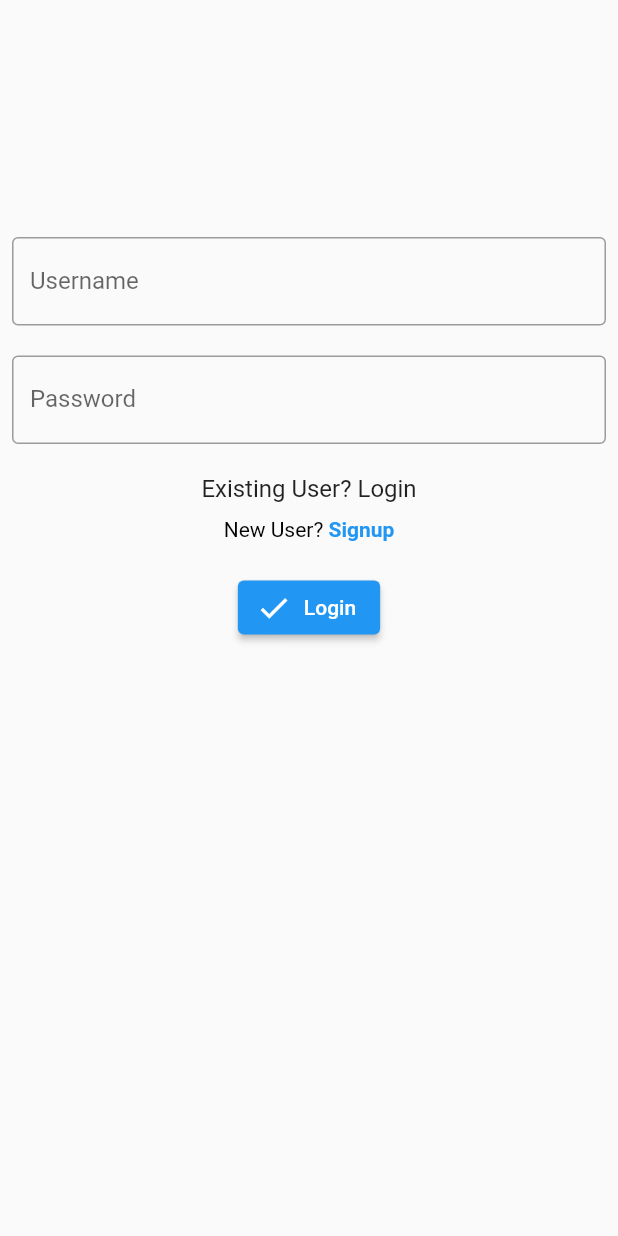
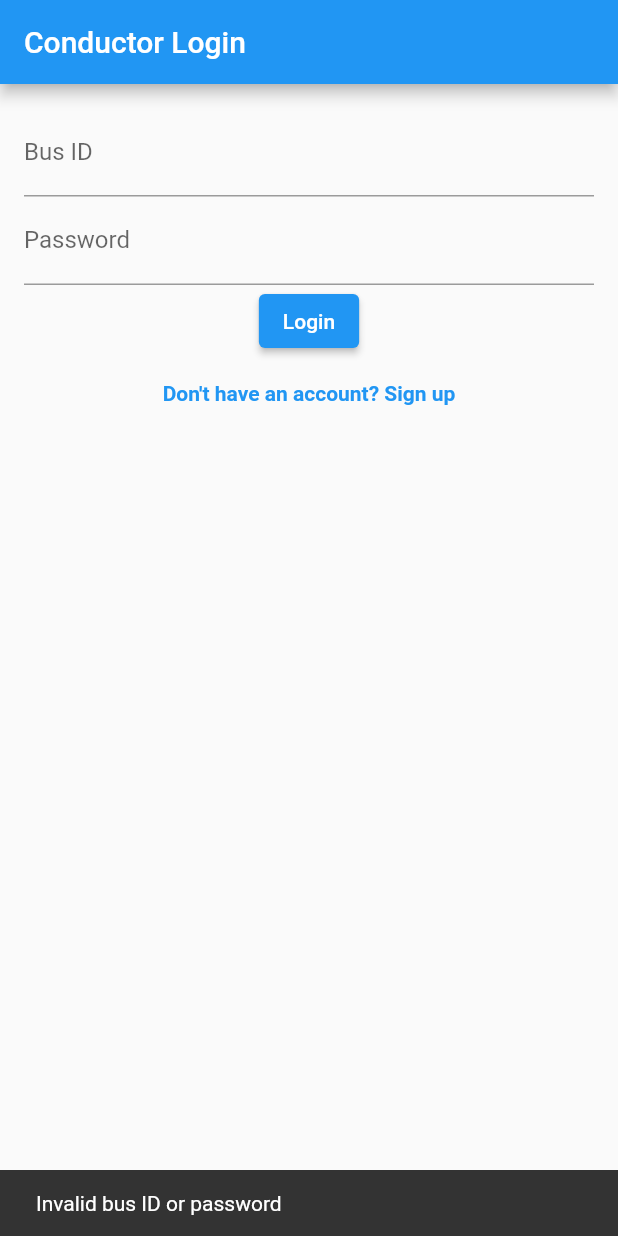
Before and after one commit to martin-francs/bus_t1, a Flutter app: the screen it shows after launch, after a tap on "Conductor", after a tap on "Login", on a phone screen of 412 x 824 dp. Run offline on Flutter 3.47's test engine with Material 2 defaults, Android fonts, the phone set to English and light mode, and no system bars; our stand-ins replace cloud_firestore, firebase_auth, firebase_core, fluttertoast, get and 2 more; missing offline and left inert: dart:ffi, qrscan, razorpay_flutter; accounts and stored records are empty.

Commit message:
conductor login and shared pref ready

```diff
--- a/lib/screens/loginsignup/login_conductor.dart
+++ b/lib/screens/loginsignup/login_conductor.dart
@@ -1,104 +1,115 @@
+//import 'package:busti007/screens/singup_conductor.dart';
 import 'package:bus_t/screens/loginsignup/singup_conductor.dart';
 import 'package:flutter/material.dart';
+import 'package:cloud_firestore/cloud_firestore.dart';
+import 'package:shared_preferences/shared_preferences.dart';
+
+import '../conductor/c_home.dart';
+
+//import 'c_home.dart';
 
 class LoginScreen2 extends StatelessWidget {
-  LoginScreen2({Key? key}) : super(key: key);
+  final TextEditingController busIDController = TextEditingController();
+  final TextEditingController passwordController = TextEditingController();
+  Future<void> _storeDocumentIdInSharedPreferences(String documentId) async {
+    final SharedPreferences prefs = await SharedPreferences.getInstance();
+    prefs.setString('busno', documentId);
+  }
+  void login(BuildContext context) async {
+    try {
+      String busID = busIDController.text;
+      String password = passwordController.text;
 
-  final _usernameController = TextEditingController();
-  final _passwordController = TextEditingController();
+      // Check if the provided bus ID exists in Firestore
+      QuerySnapshot<Map<String, dynamic>> querySnapshot = await FirebaseFirestore.instance
+          .collection('conductors')
+          .where('busID', isEqualTo: busID)
+          .get();
+
+      if (querySnapshot.docs.isEmpty) {
+        ScaffoldMessenger.of(context).showSnackBar(
+          SnackBar(
+            content: Text('Invalid bus ID or password'),
+          ),
+        );
+        return;
+      }
+
+      // Get the first document from the query result
+      DocumentSnapshot<Map<String, dynamic>> documentSnapshot = querySnapshot.docs.first;
+
+      // Verify the password
+      String storedPassword = documentSnapshot.get('password');
+      if (password != storedPassword) {
+        ScaffoldMessenger.of(context).showSnackBar(
+          SnackBar(
+            content: Text('Invalid bus ID or password'),
+          ),
+        );
+        return;
+      }
+       final busno = busID;
+       _storeDocumentIdInSharedPreferences(busno);
+      // Login successful
+      // Perform additional actions if needed
+
+      Navigator.pushReplacement(
+        context,
+        MaterialPageRoute(builder: (context) => ConductorHomePage()),
+      );
+    } catch (error) {
+      ScaffoldMessenger.of(context).showSnackBar(
+        SnackBar(
+          content: Text('Login failed: ${error.toString()}'),
+        ),
+      );
+    }
+  }
 
   @override
   Widget build(BuildContext context) {
     return Scaffold(
-      body: SafeArea(
-        child: Padding(
-          padding: const EdgeInsets.all(8.0),
+      appBar: AppBar(
+        title: Text('Conductor Login'),
+      ),
+      body: Padding(
+        padding: const EdgeInsets.all(16.0),
         child: Column(
           children: [
-              const SizedBox(
-                height: 150,
+            TextField(
+              controller: busIDController,
+              decoration: InputDecoration(labelText: 'Bus ID'),
             ),
-              TextFormField(
-                controller: _usernameController,
-                decoration: const InputDecoration(
-                  labelText: 'Username',
-                  border: OutlineInputBorder(),
+            TextField(
+              controller: passwordController,
+              decoration: InputDecoration(labelText: 'Password'),
+              obscureText: true,
             ),
-              ), //text field for username
-              const SizedBox(
-                height: 20,
+            ElevatedButton(
+              onPressed: () {
+                login(context);
+              },
+              child: Text('Login'),
             ),
-              TextFormField(
-                controller: _passwordController,
-                obscureText: true,
-                decoration: const InputDecoration(
-                  labelText: 'Password',
-                  border: OutlineInputBorder(),
-                ),
-              ), //text field for password
-              const SizedBox(height: 20),
-              const Text(
-                'Existing User? Login',
-                style: TextStyle(fontSize: 16),
-              ),
-              const SizedBox(height: 10),
+            SizedBox(height: 16),
             GestureDetector(
               onTap: () {
-                  // Navigate to signup page
                 Navigator.push(
                   context,
-                    MaterialPageRoute(
-                      builder: (context) => SignUpConductor(),
-                    ),
+                  MaterialPageRoute(builder: (context) => SignUpConductor()),
                 );
               },
-                child: RichText(
-                  text: const TextSpan(
-                    text: 'New User? ',
-                    style: TextStyle(color: Colors.black),
-                    children: [
-                      TextSpan(
-                        text: 'Signup',
+              child: Text(
+                'Don\'t have an account? Sign up',
                 style: TextStyle(
                   color: Colors.blue,
                   fontWeight: FontWeight.bold,
                 ),
               ),
-                    ],
-                  ),
-                ),
-              ),
-              const SizedBox(height: 20),
-              ElevatedButton.icon(
-                onPressed: () {
-                  checkLogin(context);
-                },
-                icon: const Icon(Icons.check),
-                label: const Text('Login'),
             ),
           ],
         ),
       ),
-      ),
-    );
-  }
-
-  void checkLogin(BuildContext ctx) {
-    final _username = _usernameController.text;
-    final _password = _passwordController.text;
-    if (_username.isNotEmpty && _password.isNotEmpty) {
-      if (_username == _password) {
-        // Go to homepage
-      } else {
-        final _errorMessage = 'User not registered';
-        ScaffoldMessenger.of(ctx).showSnackBar(
-          SnackBar(
-            behavior: SnackBarBehavior.floating,
-            margin: const EdgeInsets.all(10),
-            content: Text(_errorMessage),
-          ),
     );
   }
 }
-  }
-}
--- a/lib/screens/loginsignup/splash.dart
+++ b/lib/screens/loginsignup/splash.dart
@@ -9,6 +9,8 @@ import 'package:bus_t/screens/passsenger/home.dart';
 import 'package:flutter/material.dart';
 import 'package:get/get.dart';
 import 'package:shared_preferences/shared_preferences.dart';
+
+import '../conductor/c_home.dart';
 
 
 class SplashScreen extends StatefulWidget {
@@ -55,16 +57,24 @@ class _SplashScreenState extends State<SplashScreen> {
       );
   }
 
-
   Future<void> checkUserLoggedin() async {
     final SharedPreferences prefs = await SharedPreferences.getInstance();
     final String? documentId = prefs.getString('mobileNumber');
-
-    if (documentId == null) {
+    final String? busno = prefs.getString('busno');
+    if (documentId == null && busno == null) {
       gotoLogin();
-    } else {
+    }
+    // else if(busno == null){
+    //    gotoLogin();
+    // }
+    else if(documentId != null){
       Navigator.of(context).pushReplacement(
         MaterialPageRoute(builder: (ctx1) => Homescreen()),);
     }
+    else
+    {
+       Navigator.of(context).pushReplacement(
+        MaterialPageRoute(builder: (ctx1) => ConductorHomePage()),);
+    }
   }
 }
```
Also changed, not shown: lib/screens/conductor/c_home.dart (added, +95 -0 lines), lib/screens/conductor/liveticket.dart (added, +15 -0 lines), lib/screens/conductor/qrcode.dart (added, +15 -0 lines), lib/screens/conductor/routes_management.dart (added, +15 -0 lines), lib/screens/loginsignup/singup_conductor.dart (+84 -10 lines), lib/main.dart (line endings or trailing spaces). Lines whose indentation alone changed are shown as unchanged.
